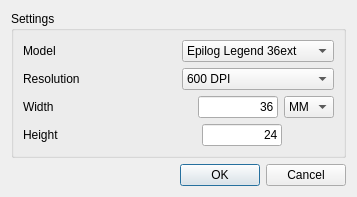
The window that src/gui/NewDialog.ui (kallaballa/ctrl-cut) describes before a commit, drawn with Qt 5.
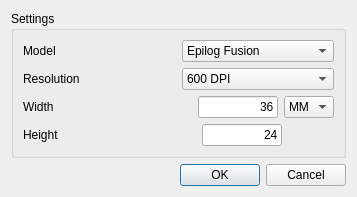
The same window after the commit.

```diff
--- a/src/gui/NewDialog.ui
+++ b/src/gui/NewDialog.ui
@@ -39,7 +39,7 @@
          <widget class="QComboBox" name="modelCombo">
           <item>
            <property name="text">
-            <string>Epilog Legend 36ext</string>
+            <string>Epilog Fusion</string>
            </property>
           </item>
          </widget>
```
